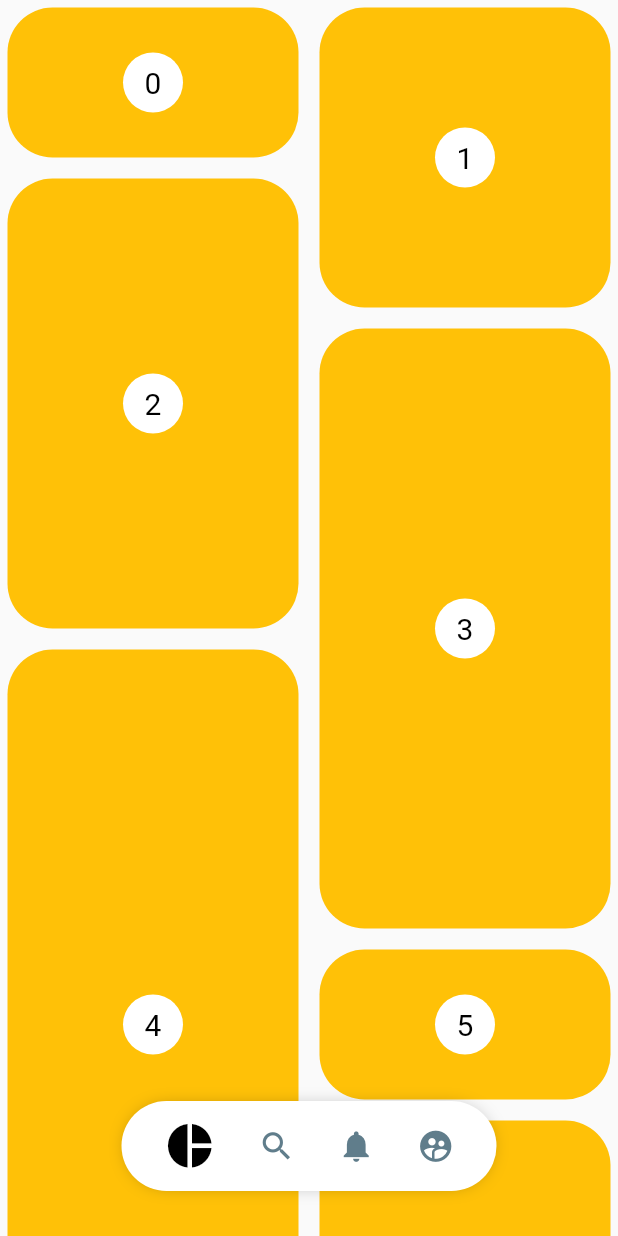
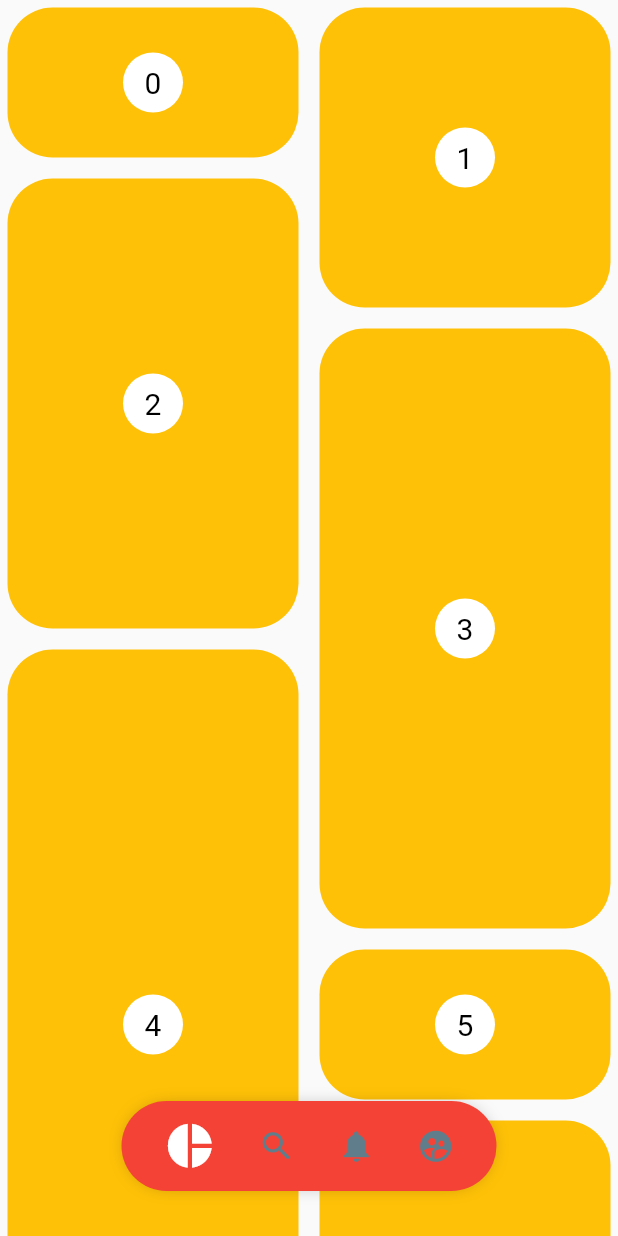
Before and after one commit to redemtiom/flutter_designs, a Flutter app: the screen it shows after launch, on a phone screen of 412 x 824 dp. Run offline on Flutter 3.47's test engine with Material 2 defaults, Android fonts, the phone set to English and light mode, and no system bars; our stand-ins replace flutter_svg.

Commit message:
updated printerest menu and options

```diff
--- a/lib/src/pages/printerest_page.dart
+++ b/lib/src/pages/printerest_page.dart
@@ -39,7 +39,34 @@ class _PrinterestMenuLocation extends StatelessWidget {
         bottom: 30.0,
         child: Container(
           width: widthScreen,
-          child: Align(child: PrinterestMenu(show: show,)),
+          child: Align(
+              child: PrinterestMenu(
+            show: show,
+            backgroundColor: Colors.red,
+            primaryColor: Colors.white,
+            children: [
+              PrinterestButton(
+                  onPressed: () {
+                    print('Icon pie chart');
+                  },
+                  icon: Icons.pie_chart),
+              PrinterestButton(
+                  onPressed: () {
+                    print('Icon search');
+                  },
+                  icon: Icons.search),
+              PrinterestButton(
+                  onPressed: () {
+                    print('Icon notifications');
+                  },
+                  icon: Icons.notifications),
+              PrinterestButton(
+                  onPressed: () {
+                    print('Icon supervised user circle');
+                  },
+                  icon: Icons.supervised_user_circle),
+            ],
+          )),
         ));
   }
 }
--- a/lib/src/widgets/printerest_menu.dart
+++ b/lib/src/widgets/printerest_menu.dart
@@ -2,41 +2,45 @@ import 'package:flutter/material.dart';
 import 'package:provider/provider.dart';
 
 class PrinterestMenu extends StatelessWidget {
-  const PrinterestMenu({Key? key, this.show = true}) : super(key: key);
+  const PrinterestMenu(
+      {Key? key,
+      required this.children,
+      this.show = true,
+      this.backgroundColor = Colors.white,
+      this.primaryColor = Colors.black,
+      this.secondaryColor = Colors.blueGrey})
+      : super(key: key);
+
+  final List<PrinterestButton> children;
 
   final bool show;
 
+  final Color backgroundColor;
+  final Color primaryColor;
+  final Color secondaryColor;
+
   @override
   Widget build(BuildContext context) {
-    final List<PrinterestButton> items = [
-    PrinterestButton(
-        onPressed: () {
-          print('Icon pie chart');
-        },
-        icon: Icons.pie_chart),
-    PrinterestButton(
-        onPressed: () {
-          print('Icon search');
-        },
-        icon: Icons.search),
-    PrinterestButton(
-        onPressed: () {
-          print('Icon notifications');
-        },
-        icon: Icons.notifications),
-    PrinterestButton(
-        onPressed: () {
-          print('Icon supervised user circle');
-        },
-        icon: Icons.supervised_user_circle),
-  ];
-
     return ChangeNotifierProvider(
         create: (_) => _MenuModel(),
-        child: AnimatedOpacity(
-          duration: Duration(milliseconds: 250),
-          opacity: (show) ? 1 : 0,
-          child: _PrinterestMenuBackground(child: _MenuItems(menuItems: items))));
+        child: Builder(builder: (BuildContext context) {
+          Future.microtask(() {
+            Provider.of<_MenuModel>(context, listen: false).backgroundColor =
+                backgroundColor;
+            Provider.of<_MenuModel>(context, listen: false).primaryColor =
+                primaryColor;
+            Provider.of<_MenuModel>(context, listen: false).secondaryColor =
+                secondaryColor;
+          });
+
+          return AnimatedOpacity(
+            duration: Duration(milliseconds: 250),
+            opacity: (show) ? 1 : 0,
+            child: _PrinterestMenuBackground(
+              child: _MenuItems(menuItems: children),
+            ),
+          );
+        }));
   }
 }
 
@@ -52,7 +56,7 @@ class _PrinterestMenuBackground extends StatelessWidget {
       width: 250.0,
       height: 60.0,
       decoration: BoxDecoration(
-          color: Colors.white,
+          color: Provider.of<_MenuModel>(context).backgroundColor,
           borderRadius: BorderRadius.all(Radius.circular(100.0)),
           boxShadow: [
             BoxShadow(
@@ -93,7 +97,9 @@ class _PrinterestMenuButton extends StatelessWidget {
 
   @override
   Widget build(BuildContext context) {
-    final itemSelecionado = Provider.of<_MenuModel>(context).itemSelecionado;
+    //final itemSelecionado = Provider.of<_MenuModel>(context).itemSelecionado;
+
+    final menuModel = Provider.of<_MenuModel>(context);
 
     return GestureDetector(
         onTap: () {
@@ -105,8 +111,10 @@ class _PrinterestMenuButton extends StatelessWidget {
         child: Container(
           child: Icon(
             menuItem.icon,
-            size: (itemSelecionado == index) ? 35.0 : 25.0,
-            color: (itemSelecionado == index) ? Colors.black : Colors.blueGrey,
+            size: (menuModel.itemSelecionado == index) ? 35.0 : 25.0,
+            color: (menuModel.itemSelecionado == index)
+                ? menuModel.primaryColor
+                : menuModel.secondaryColor,
           ),
         ));
   }
@@ -121,11 +129,35 @@ class PrinterestButton {
 
 class _MenuModel with ChangeNotifier {
   int _itemSelecionado = 0;
+  Color _backgroundColor = Colors.white;
+  Color _primaryColor = Colors.black;
+  Color _secondaryColor = Colors.blueGrey;
 
   int get itemSelecionado => _itemSelecionado;
+
+  Color get backgroundColor => _backgroundColor;
+
+  Color get primaryColor => _primaryColor;
+
+  Color get secondaryColor => _secondaryColor;
 
   set itemSelecionado(int index) {
     _itemSelecionado = index;
     notifyListeners();
   }
+
+  set backgroundColor(Color value) {
+    _backgroundColor = value;
+    notifyListeners();
+  }
+
+  set primaryColor(Color value) {
+    _primaryColor = value;
+    notifyListeners();
+  }
+
+  set secondaryColor(Color value) {
+    _secondaryColor = value;
+    notifyListeners();
+  }
 }
```
Also changed, not shown: assets/idea.png (added).
